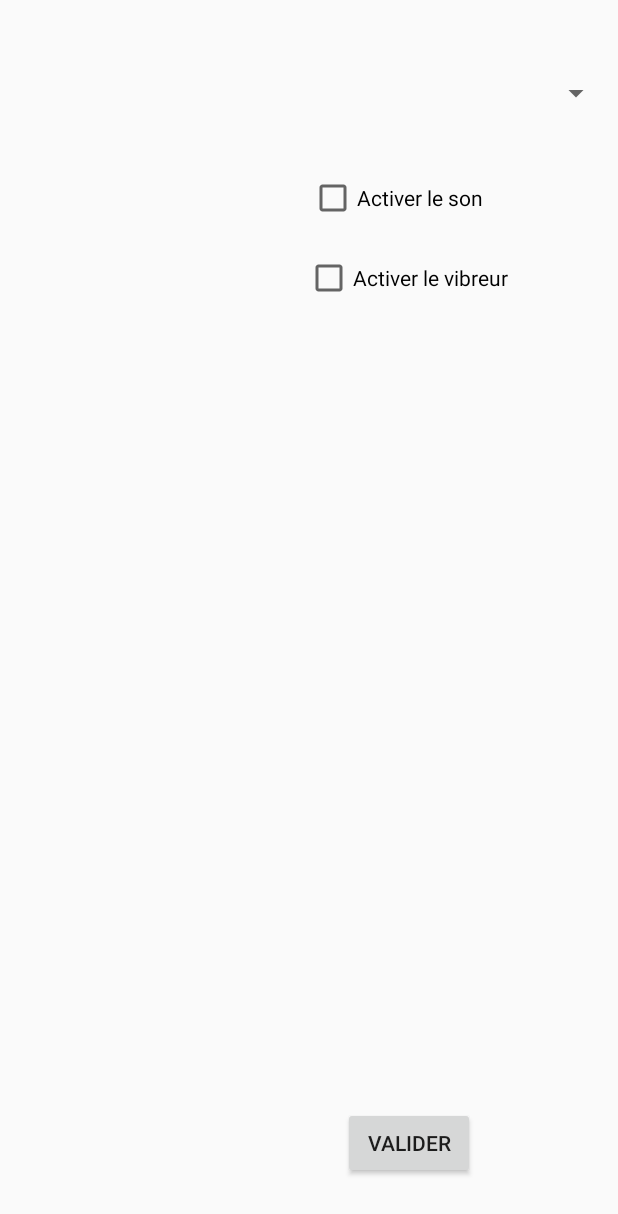
After one commit to ZYoussef/MemoryGame, an Android app: the layout fragment_settings.xml on its own in the app's theme, with its tools: preview values and no code run, on a phone screen of 412 x 824 dp. The commit adds this screen. Shown: the top 1214 px of the screen. Run offline under Robolectric (Android 15) with nearby library versions, the phone set to English and light mode, and no system bars; Roboto replaces fonts that are not available here.

Commit message:
Début du fragment Settings : RAF adapter custom pour le spinner des langues

```diff
--- a/app/build.gradle
+++ b/app/build.gradle
@@ -22,6 +22,7 @@ dependencies {
     implementation fileTree(dir: 'libs', include: ['*.jar'])
     implementation 'com.android.support:appcompat-v7:28.0.0'
     implementation 'com.android.support.constraint:constraint-layout:1.1.3'
+    implementation 'com.android.support:support-v4:28.0.0'
     testImplementation 'junit:junit:4.12'
     androidTestImplementation 'com.android.support.test:runner:1.0.2'
     androidTestImplementation 'com.android.support.test.espresso:espresso-core:3.0.2'
--- a/app/src/main/AndroidManifest.xml
+++ b/app/src/main/AndroidManifest.xml
@@ -10,7 +10,7 @@
         android:supportsRtl="true"
         android:theme="@style/AppTheme"
         android:fullBackupContent="@xml/backup_descriptor">
-        <activity   android:name=".activities.MainActivity"
+        <activity   android:name=".MainActivity"
                     android:theme="@android:style/Theme.Black.NoTitleBar.Fullscreen"
                     android:screenOrientation="landscape">
             <intent-filter>
--- a/app/src/main/java/memory/android/istia/memorygame/activities/MainActivity.java
+++ b/app/src/main/java/memory/android/istia/memorygame/MainActivity.java
@@ -1,4 +1,4 @@
-package memory.android.istia.memorygame.activities;
+package memory.android.istia.memorygame;
 
 import android.os.Bundle;
 import android.support.v4.app.FragmentActivity;
@@ -31,7 +31,7 @@ public class MainActivity extends FragmentActivity {
         NotificationServiceManager.init(getApplicationContext());
 
         //Affichage du menu principal
-        //FragmentController.getInstance().openFragment(FragmentController.Fragments.MAIN_MENU);
+        FragmentController.getInstance().openFragment(FragmentController.Fragments.SETTINGS);
     }
 
 
--- a/app/src/main/java/memory/android/istia/memorygame/utils/FragmentController.java
+++ b/app/src/main/java/memory/android/istia/memorygame/utils/FragmentController.java
@@ -3,11 +3,13 @@ package memory.android.istia.memorygame.utils;
 import android.support.v4.app.Fragment;
 import android.support.v4.app.FragmentManager;
 import android.support.v4.app.FragmentTransaction;
+import android.util.Log;
 
 import java.util.ArrayList;
 import java.util.List;
 
 import memory.android.istia.memorygame.R;
+import memory.android.istia.memorygame.fragments.SettingsFragment;
 
 /**
  * FragmentController--- Gère l'ensemble des fragment du jeu (Singleton)
@@ -65,6 +67,7 @@ public class FragmentController {
     public void openFragment(Fragments screen) {
         Fragment fragment = getFragment(screen);
         FragmentTransaction fragmentTransaction = mFragmentManager.beginTransaction();
+        Log.d("DEBOG", "res : " + fragment);
         fragmentTransaction.replace(R.id.fragment_container, fragment);
         fragmentTransaction.commit();
         openedFragments.add(screen);
@@ -94,7 +97,7 @@ public class FragmentController {
     private Fragment getFragment(Fragments frag){
         switch(frag){
            // case MAIN_MENU: return new MainMenuFragment();
-            //case SETTINGS: return new SettingsFragment();
+            case SETTINGS: return new SettingsFragment();
            // case SCORES: return new ScoresFragment();
             //case CREDITS: return new CreditsFragment();
             //case GAME_PARAMETERS: return new GameParametersFragment();
--- a/app/src/main/java/memory/android/istia/memorygame/utils/NotificationServiceManager.java
+++ b/app/src/main/java/memory/android/istia/memorygame/utils/NotificationServiceManager.java
@@ -10,7 +10,7 @@ import android.content.Intent;
 import android.os.Build;
 import android.support.v4.app.NotificationCompat;
 
-import memory.android.istia.memorygame.activities.MainActivity;
+import memory.android.istia.memorygame.MainActivity;
 
 /**
  * NotificationServiceManager--- Permet d'envoyer des notifications
--- /dev/null
+++ b/app/src/main/res/layout/fragment_settings.xml
@@ -0,0 +1,49 @@
+<?xml version="1.0" encoding="utf-8"?>
+<RelativeLayout xmlns:android="http://schemas.android.com/apk/res/android"
+    xmlns:tools="http://schemas.android.com/tools"
+    android:layout_width="match_parent"
+    android:layout_height="match_parent"
+    android:orientation="vertical"
+    tools:context=".fragments.SettingsFragment">
+
+    <!-- TODO: Update blank fragment layout -->
+
+    <CheckBox
+        android:id="@+id/checkBoxSound"
+        android:layout_width="wrap_content"
+        android:layout_height="wrap_content"
+        android:layout_alignParentStart="true"
+        android:layout_alignParentTop="true"
+        android:layout_marginStart="206dp"
+        android:layout_marginTop="116dp"
+        android:text="@string/sound_settings" />
+
+    <CheckBox
+        android:id="@+id/checkBoxVibration"
+        android:layout_width="wrap_content"
+        android:layout_height="wrap_content"
+        android:layout_alignParentStart="true"
+        android:layout_alignParentTop="true"
+        android:layout_marginStart="203dp"
+        android:layout_marginTop="169dp"
+        android:text="@string/vibration_settings" />
+
+    <Spinner
+        android:id="@+id/spinnerLanguages"
+        android:layout_width="206dp"
+        android:layout_height="45dp"
+        android:layout_alignParentStart="true"
+        android:layout_alignParentTop="true"
+        android:layout_marginStart="202dp"
+        android:layout_marginTop="39dp" />
+
+    <Button
+        android:id="@+id/button_settings_validate"
+        android:layout_width="wrap_content"
+        android:layout_height="wrap_content"
+        android:layout_alignParentBottom="true"
+        android:layout_marginStart="-93dp"
+        android:layout_marginBottom="38dp"
+        android:layout_toEndOf="@+id/checkBoxSound"
+        android:text="@string/validate" />
+</RelativeLayout>
--- a/app/src/main/res/values/strings.xml
+++ b/app/src/main/res/values/strings.xml
@@ -1,8 +1,8 @@
 <resources>
     <string name="app_name">MemoryGame</string>
-    <string name="play_uppercase">JOUER</string>
-    <string name="options_uppercase">OPTIONS</string>
-    <string name="credits_uppercase">CRÉDITS</string>
-    <string name="score_uppercase">SCORE</string>
-    <string name="settings_uppercase">SETTINGS</string>
+
+
+    <string name="sound_settings">Activer le son</string>
+    <string name="vibration_settings">Activer le vibreur</string>
+    <string name="validate">Valider</string>
 </resources>
```
Also changed, not shown: app/src/main/java/memory/android/istia/memorygame/fragments/SettingsFragment.java (added, +156 -0 lines), app/src/main/res/layout/activity_main.xml (+7 -2 lines), app/src/main/res/layout/custom_dropdown_image.xml (added, +24 -0 lines), 3 other files.
